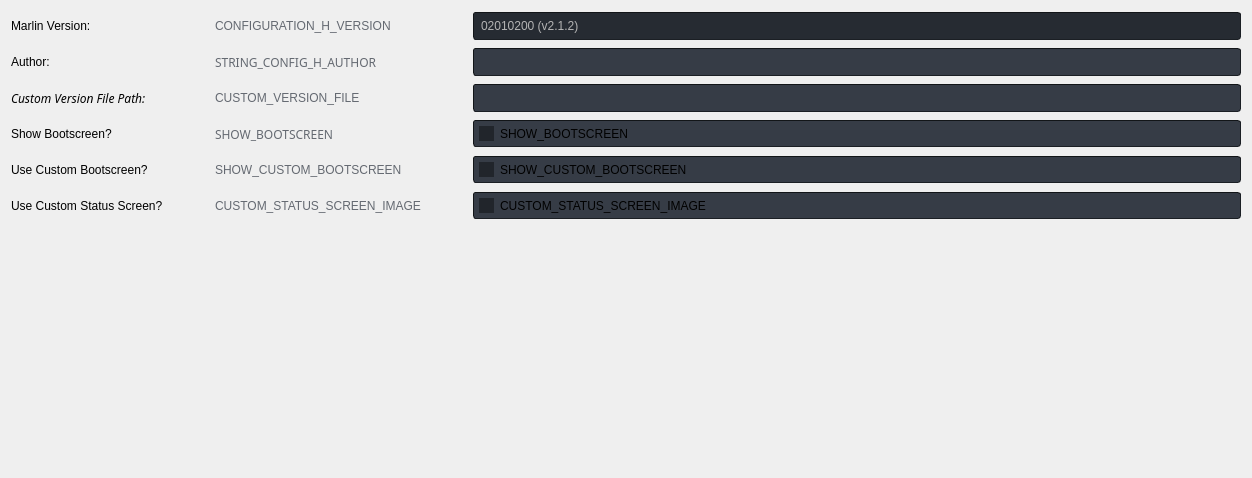
Qt form gui/FirmwarePage.ui (SimonBuxx/iloop-marlin-configurator) before a commit.
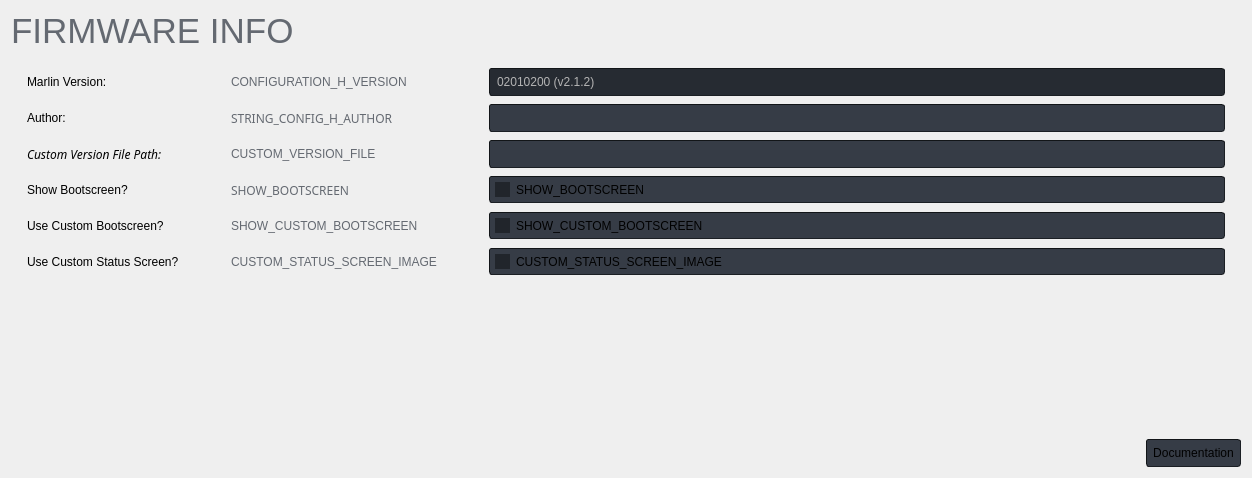
The same form after that commit. Icons and pictures are not drawn.

Commit message: Refactoring + GUI layout + implemented welcome page

Diff of the .ui file:
```diff
--- a/gui/FirmwarePage.ui
+++ b/gui/FirmwarePage.ui
@@ -68,10 +68,15 @@
 }
 
 QPushButton:disabled {
-   background: rgb(38, 43, 50);
+	background: rgb(38, 43, 50);
+	color: rgb(180, 180, 180);
 }
 
 QPushButton:hover {
+      border: 1px solid rgb(100, 105, 113);
+}
+
+QPushButton:pressed {
     border: 1px solid rgb(100, 105, 113);
 }
 
@@ -181,28 +186,8 @@
                 image: url(&quot;:/arrow_drop_down_FILL0_wght400_GRAD0_opsz20.svg&quot;);
 }</string>
   </property>
-  <layout class="QGridLayout" name="gridLayout" columnstretch="0,0,0,0,0,1">
-   <item row="6" column="2">
-    <widget class="QLabel" name="label_26">
-     <property name="sizePolicy">
-      <sizepolicy hsizetype="Fixed" vsizetype="Preferred">
-       <horstretch>0</horstretch>
-       <verstretch>0</verstretch>
-      </sizepolicy>
-     </property>
-     <property name="styleSheet">
-      <string notr="true">QLabel {
-	min-height: 24px;
-	color: rgb(100, 105, 113);
-}
-</string>
-     </property>
-     <property name="text">
-      <string>CUSTOM_STATUS_SCREEN_IMAGE</string>
-     </property>
-    </widget>
-   </item>
-   <item row="1" column="2">
+  <layout class="QGridLayout" name="gridLayout" columnstretch="0,0,0,0,0,1,0">
+   <item row="3" column="3">
     <widget class="QLabel" name="label">
      <property name="sizePolicy">
       <sizepolicy hsizetype="Fixed" vsizetype="Preferred">
@@ -222,8 +207,8 @@
      </property>
     </widget>
    </item>
-   <item row="5" column="2">
-    <widget class="QLabel" name="label_24">
+   <item row="6" column="3">
+    <widget class="QLabel" name="label_7">
      <property name="sizePolicy">
       <sizepolicy hsizetype="Fixed" vsizetype="Preferred">
        <horstretch>0</horstretch>
@@ -238,154 +223,11 @@
 </string>
      </property>
      <property name="text">
-      <string>SHOW_CUSTOM_BOOTSCREEN</string>
+      <string>CUSTOM_VERSION_FILE</string>
      </property>
     </widget>
    </item>
-   <item row="2" column="0">
-    <widget class="QLabel" name="label_2">
-     <property name="sizePolicy">
-      <sizepolicy hsizetype="Fixed" vsizetype="Preferred">
-       <horstretch>0</horstretch>
-       <verstretch>0</verstretch>
-      </sizepolicy>
-     </property>
-     <property name="text">
-      <string>Author:</string>
-     </property>
-     <property name="alignment">
-      <set>Qt::AlignLeading|Qt::AlignLeft|Qt::AlignVCenter</set>
-     </property>
-    </widget>
-   </item>
-   <item row="6" column="4" colspan="2">
-    <widget class="QCheckBox" name="uCustomStatusScreenImageCheckBox">
-     <property name="text">
-      <string>CUSTOM_STATUS_SCREEN_IMAGE</string>
-     </property>
-    </widget>
-   </item>
-   <item row="4" column="0">
-    <widget class="QLabel" name="label_3">
-     <property name="sizePolicy">
-      <sizepolicy hsizetype="Fixed" vsizetype="Preferred">
-       <horstretch>0</horstretch>
-       <verstretch>0</verstretch>
-      </sizepolicy>
-     </property>
-     <property name="text">
-      <string>Show Bootscreen?</string>
-     </property>
-     <property name="alignment">
-      <set>Qt::AlignLeading|Qt::AlignLeft|Qt::AlignVCenter</set>
-     </property>
-    </widget>
-   </item>
-   <item row="5" column="4" colspan="2">
-    <widget class="QCheckBox" name="uShowCustomBootscreenCheckBox">
-     <property name="text">
-      <string>SHOW_CUSTOM_BOOTSCREEN</string>
-     </property>
-    </widget>
-   </item>
-   <item row="1" column="3">
-    <spacer name="horizontalSpacer_2">
-     <property name="orientation">
-      <enum>Qt::Horizontal</enum>
-     </property>
-     <property name="sizeType">
-      <enum>QSizePolicy::Fixed</enum>
-     </property>
-     <property name="sizeHint" stdset="0">
-      <size>
-       <width>40</width>
-       <height>20</height>
-      </size>
-     </property>
-    </spacer>
-   </item>
-   <item row="3" column="0">
-    <widget class="QLabel" name="label_6">
-     <property name="sizePolicy">
-      <sizepolicy hsizetype="Fixed" vsizetype="Preferred">
-       <horstretch>0</horstretch>
-       <verstretch>0</verstretch>
-      </sizepolicy>
-     </property>
-     <property name="font">
-      <font>
-       <family>Source Sans Pro</family>
-       <italic>true</italic>
-      </font>
-     </property>
-     <property name="text">
-      <string>Custom Version File Path:</string>
-     </property>
-    </widget>
-   </item>
-   <item row="1" column="1">
-    <spacer name="horizontalSpacer">
-     <property name="orientation">
-      <enum>Qt::Horizontal</enum>
-     </property>
-     <property name="sizeType">
-      <enum>QSizePolicy::Fixed</enum>
-     </property>
-     <property name="sizeHint" stdset="0">
-      <size>
-       <width>40</width>
-       <height>20</height>
-      </size>
-     </property>
-    </spacer>
-   </item>
-   <item row="1" column="0">
-    <widget class="QLabel" name="label_4">
-     <property name="sizePolicy">
-      <sizepolicy hsizetype="Fixed" vsizetype="Preferred">
-       <horstretch>0</horstretch>
-       <verstretch>0</verstretch>
-      </sizepolicy>
-     </property>
-     <property name="text">
-      <string>Marlin Version:</string>
-     </property>
-    </widget>
-   </item>
-   <item row="5" column="0">
-    <widget class="QLabel" name="label_15">
-     <property name="sizePolicy">
-      <sizepolicy hsizetype="Fixed" vsizetype="Preferred">
-       <horstretch>0</horstretch>
-       <verstretch>0</verstretch>
-      </sizepolicy>
-     </property>
-     <property name="text">
-      <string>Use Custom Bootscreen?</string>
-     </property>
-    </widget>
-   </item>
-   <item row="2" column="4" colspan="2">
-    <widget class="QLineEdit" name="uAuthorNameEdit">
-     <property name="sizePolicy">
-      <sizepolicy hsizetype="Minimum" vsizetype="Fixed">
-       <horstretch>0</horstretch>
-       <verstretch>0</verstretch>
-      </sizepolicy>
-     </property>
-    </widget>
-   </item>
-   <item row="3" column="4" colspan="2">
-    <widget class="QLineEdit" name="uCustomVersionFileEdit">
-     <property name="sizePolicy">
-      <sizepolicy hsizetype="Minimum" vsizetype="Fixed">
-       <horstretch>0</horstretch>
-       <verstretch>0</verstretch>
-      </sizepolicy>
-     </property>
-    </widget>
-   </item>
-   <item row="4" column="2">
+   <item row="7" column="3">
     <widget class="QLabel" name="label_13">
      <property name="sizePolicy">
       <sizepolicy hsizetype="Fixed" vsizetype="Preferred">
@@ -612,7 +454,7 @@
      </property>
     </widget>
    </item>
-   <item row="2" column="2">
+   <item row="5" column="3">
     <widget class="QLabel" name="label_8">
      <property name="sizePolicy">
       <sizepolicy hsizetype="Fixed" vsizetype="Preferred">
@@ -839,7 +681,46 @@
      </property>
     </widget>
    </item>
-   <item row="9" column="0" colspan="5">
+   <item row="8" column="1">
+    <widget class="QLabel" name="label_15">
+     <property name="sizePolicy">
+      <sizepolicy hsizetype="Fixed" vsizetype="Preferred">
+       <horstretch>0</horstretch>
+       <verstretch>0</verstretch>
+      </sizepolicy>
+     </property>
+     <property name="text">
+      <string>Use Custom Bootscreen?</string>
+     </property>
+    </widget>
+   </item>
+   <item row="3" column="0">
+    <spacer name="horizontalSpacer_3">
+     <property name="orientation">
+      <enum>Qt::Horizontal</enum>
+     </property>
+     <property name="sizeType">
+      <enum>QSizePolicy::Fixed</enum>
+     </property>
+     <property name="sizeHint" stdset="0">
+      <size>
+       <width>10</width>
+       <height>20</height>
+      </size>
+     </property>
+    </spacer>
+   </item>
+   <item row="5" column="5">
+    <widget class="QLineEdit" name="uAuthorNameEdit">
+     <property name="sizePolicy">
+      <sizepolicy hsizetype="Expanding" vsizetype="Fixed">
+       <horstretch>0</horstretch>
+       <verstretch>0</verstretch>
+      </sizepolicy>
+     </property>
+    </widget>
+   </item>
+   <item row="12" column="1" colspan="6">
     <spacer name="verticalSpacer">
      <property name="orientation">
       <enum>Qt::Vertical</enum>
@@ -852,28 +733,49 @@
      </property>
     </spacer>
    </item>
-   <item row="3" column="2">
-    <widget class="QLabel" name="label_7">
+   <item row="6" column="1">
+    <widget class="QLabel" name="label_6">
      <property name="sizePolicy">
       <sizepolicy hsizetype="Fixed" vsizetype="Preferred">
        <horstretch>0</horstretch>
        <verstretch>0</verstretch>
       </sizepolicy>
      </property>
-     <property name="styleSheet">
-      <string notr="true">QLabel {
-	min-height: 24px;
-	color: rgb(100, 105, 113);
-}
-</string>
+     <property name="font">
+      <font>
+       <family>Source Sans Pro</family>
+       <italic>true</italic>
+      </font>
      </property>
      <property name="text">
-      <string>CUSTOM_VERSION_FILE</string>
+      <string>Custom Version File Path:</string>
      </property>
     </widget>
    </item>
-   <item row="4" column="4" colspan="2">
+   <item row="3" column="4">
+    <spacer name="horizontalSpacer_2">
+     <property name="orientation">
+      <enum>Qt::Horizontal</enum>
+     </property>
+     <property name="sizeType">
+      <enum>QSizePolicy::Fixed</enum>
+     </property>
+     <property name="sizeHint" stdset="0">
+      <size>
+       <width>40</width>
+       <height>20</height>
+      </size>
+     </property>
+    </spacer>
+   </item>
+   <item row="7" column="5">
     <widget class="QCheckBox" name="uShowBootscreenCheckBox">
+     <property name="sizePolicy">
+      <sizepolicy hsizetype="Expanding" vsizetype="Fixed">
+       <horstretch>0</horstretch>
+       <verstretch>0</verstretch>
+      </sizepolicy>
+     </property>
      <property name="text">
       <string>SHOW_BOOTSCREEN</string>
      </property>
@@ -882,7 +784,108 @@
      </property>
     </widget>
    </item>
-   <item row="6" column="0">
+   <item row="8" column="5">
+    <widget class="QCheckBox" name="uShowCustomBootscreenCheckBox">
+     <property name="sizePolicy">
+      <sizepolicy hsizetype="Expanding" vsizetype="Fixed">
+       <horstretch>0</horstretch>
+       <verstretch>0</verstretch>
+      </sizepolicy>
+     </property>
+     <property name="text">
+      <string>SHOW_CUSTOM_BOOTSCREEN</string>
+     </property>
+    </widget>
+   </item>
+   <item row="8" column="3">
+    <widget class="QLabel" name="label_24">
+     <property name="sizePolicy">
+      <sizepolicy hsizetype="Fixed" vsizetype="Preferred">
+       <horstretch>0</horstretch>
+       <verstretch>0</verstretch>
+      </sizepolicy>
+     </property>
+     <property name="styleSheet">
+      <string notr="true">QLabel {
+	min-height: 24px;
+	color: rgb(100, 105, 113);
+}
+</string>
+     </property>
+     <property name="text">
+      <string>SHOW_CUSTOM_BOOTSCREEN</string>
+     </property>
+    </widget>
+   </item>
+   <item row="9" column="3">
+    <widget class="QLabel" name="label_26">
+     <property name="sizePolicy">
+      <sizepolicy hsizetype="Fixed" vsizetype="Preferred">
+       <horstretch>0</horstretch>
+       <verstretch>0</verstretch>
+      </sizepolicy>
+     </property>
+     <property name="styleSheet">
+      <string notr="true">QLabel {
+	min-height: 24px;
+	color: rgb(100, 105, 113);
+}
+</string>
+     </property>
+     <property name="text">
+      <string>CUSTOM_STATUS_SCREEN_IMAGE</string>
+     </property>
+    </widget>
+   </item>
+   <item row="3" column="2">
+    <spacer name="horizontalSpacer">
+     <property name="orientation">
+      <enum>Qt::Horizontal</enum>
+     </property>
+     <property name="sizeType">
+      <enum>QSizePolicy::Fixed</enum>
+     </property>
+     <property name="sizeHint" stdset="0">
+      <size>
+       <width>40</width>
+       <height>20</height>
+      </size>
+     </property>
+    </spacer>
+   </item>
+   <item row="3" column="6">
+    <spacer name="horizontalSpacer_4">
+     <property name="orientation">
+      <enum>Qt::Horizontal</enum>
+     </property>
+     <property name="sizeType">
+      <enum>QSizePolicy::Fixed</enum>
+     </property>
+     <property name="sizeHint" stdset="0">
+      <size>
+       <width>10</width>
+       <height>20</height>
+      </size>
+     </property>
+    </spacer>
+   </item>
+   <item row="5" column="1">
+    <widget class="QLabel" name="label_2">
+     <property name="sizePolicy">
+      <sizepolicy hsizetype="Fixed" vsizetype="Preferred">
+       <horstretch>0</horstretch>
+       <verstretch>0</verstretch>
+      </sizepolicy>
+     </property>
+     <property name="text">
+      <string>Author:</string>
+     </property>
+     <property name="alignment">
+      <set>Qt::AlignLeading|Qt::AlignLeft|Qt::AlignVCenter</set>
+     </property>
+    </widget>
+   </item>
+   <item row="9" column="1">
     <widget class="QLabel" name="label_25">
      <property name="sizePolicy">
       <sizepolicy hsizetype="Fixed" vsizetype="Preferred">
@@ -895,13 +898,65 @@
      </property>
     </widget>
    </item>
-   <item row="1" column="4" colspan="2">
+   <item row="3" column="1">
+    <widget class="QLabel" name="label_4">
+     <property name="sizePolicy">
+      <sizepolicy hsizetype="Fixed" vsizetype="Preferred">
+       <horstretch>0</horstretch>
+       <verstretch>0</verstretch>
+      </sizepolicy>
+     </property>
+     <property name="text">
+      <string>Marlin Version:</string>
+     </property>
+    </widget>
+   </item>
+   <item row="7" column="1">
+    <widget class="QLabel" name="label_3">
+     <property name="sizePolicy">
+      <sizepolicy hsizetype="Fixed" vsizetype="Preferred">
+       <horstretch>0</horstretch>
+       <verstretch>0</verstretch>
+      </sizepolicy>
+     </property>
+     <property name="text">
+      <string>Show Bootscreen?</string>
+     </property>
+     <property name="alignment">
+      <set>Qt::AlignLeading|Qt::AlignLeft|Qt::AlignVCenter</set>
+     </property>
+    </widget>
+   </item>
+   <item row="9" column="5">
+    <widget class="QCheckBox" name="uCustomStatusScreenImageCheckBox">
+     <property name="sizePolicy">
+      <sizepolicy hsizetype="Expanding" vsizetype="Fixed">
+       <horstretch>0</horstretch>
+       <verstretch>0</verstretch>
+      </sizepolicy>
+     </property>
+     <property name="text">
+      <string>CUSTOM_STATUS_SCREEN_IMAGE</string>
+     </property>
+    </widget>
+   </item>
+   <item row="6" column="5">
+    <widget class="QLineEdit" name="uCustomVersionFileEdit">
+     <property name="sizePolicy">
+      <sizepolicy hsizetype="Expanding" vsizetype="Fixed">
+       <horstretch>0</horstretch>
+       <verstretch>0</verstretch>
+      </sizepolicy>
+     </property>
+    </widget>
+   </item>
+   <item row="3" column="5">
     <widget class="QLineEdit" name="lineEdit">
      <property name="enabled">
       <bool>false</bool>
      </property>
      <property name="sizePolicy">
-      <sizepolicy hsizetype="Minimum" vsizetype="Fixed">
+      <sizepolicy hsizetype="Expanding" vsizetype="Fixed">
        <horstretch>0</horstretch>
        <verstretch>0</verstretch>
       </sizepolicy>
@@ -911,6 +966,53 @@
      </property>
     </widget>
    </item>
+   <item row="13" column="5" colspan="2" alignment="Qt::AlignRight">
+    <widget class="QPushButton" name="pushButton">
+     <property name="text">
+      <string>Documentation</string>
+     </property>
+     <property name="icon">
+      <iconset resource="../resources/resources.qrc">
+       <normaloff>:/open_in_new_FILL0_wght100_GRAD0_opsz20.svg</normaloff>:/open_in_new_FILL0_wght100_GRAD0_opsz20.svg</iconset>
+     </property>
+     <property name="iconSize">
+      <size>
+       <width>20</width>
+       <height>20</height>
+      </size>
+     </property>
+    </widget>
+   </item>
+   <item row="2" column="0" colspan="7">
+    <spacer name="verticalSpacer_2">
+     <property name="orientation">
+      <enum>Qt::Vertical</enum>
+     </property>
+     <property name="sizeType">
+      <enum>QSizePolicy::Fixed</enum>
+     </property>
+     <property name="sizeHint" stdset="0">
+      <size>
+       <width>20</width>
+       <height>10</height>
+      </size>
+     </property>
+    </spacer>
+   </item>
+   <item row="0" column="0" colspan="7">
+    <widget class="QLabel" name="label_5">
+     <property name="styleSheet">
+      <string notr="true">QLabel {
+	color: rgb(100, 105, 113);
+	font-size: 35px;
+}
+</string>
+     </property>
+     <property name="text">
+      <string>FIRMWARE INFO</string>
+     </property>
+    </widget>
+   </item>
   </layout>
  </widget>
  <resources/>
```
Left out of the diff: 8 changed lines with no effect on the pictures. The commit also changes 20 other files.
